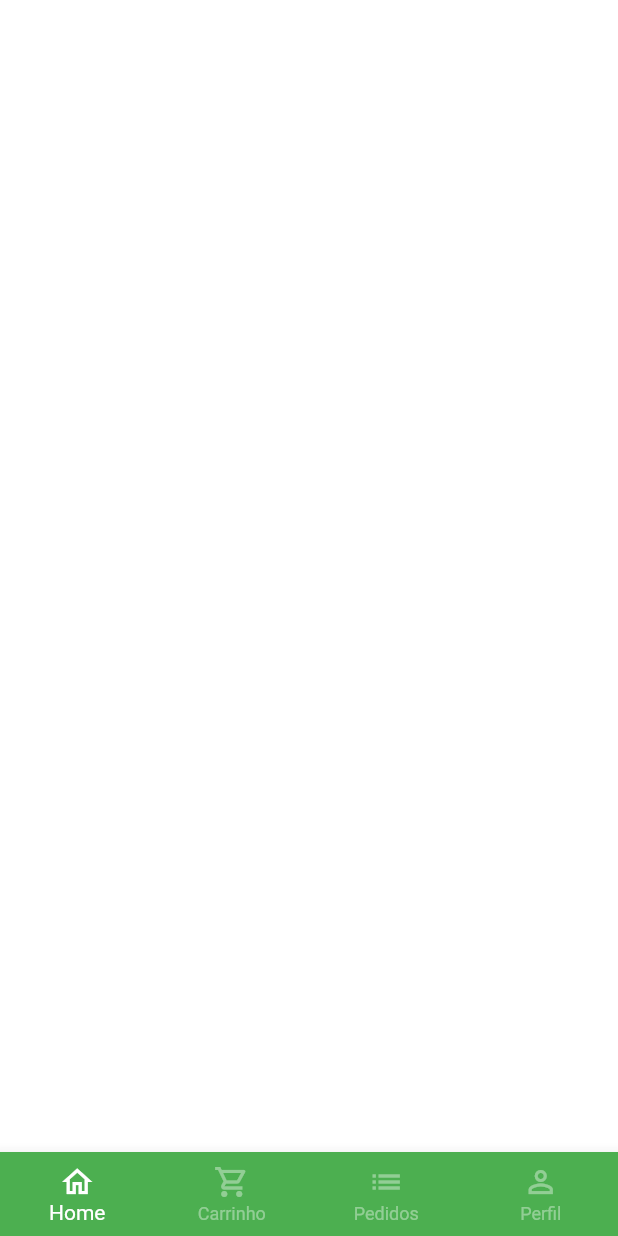
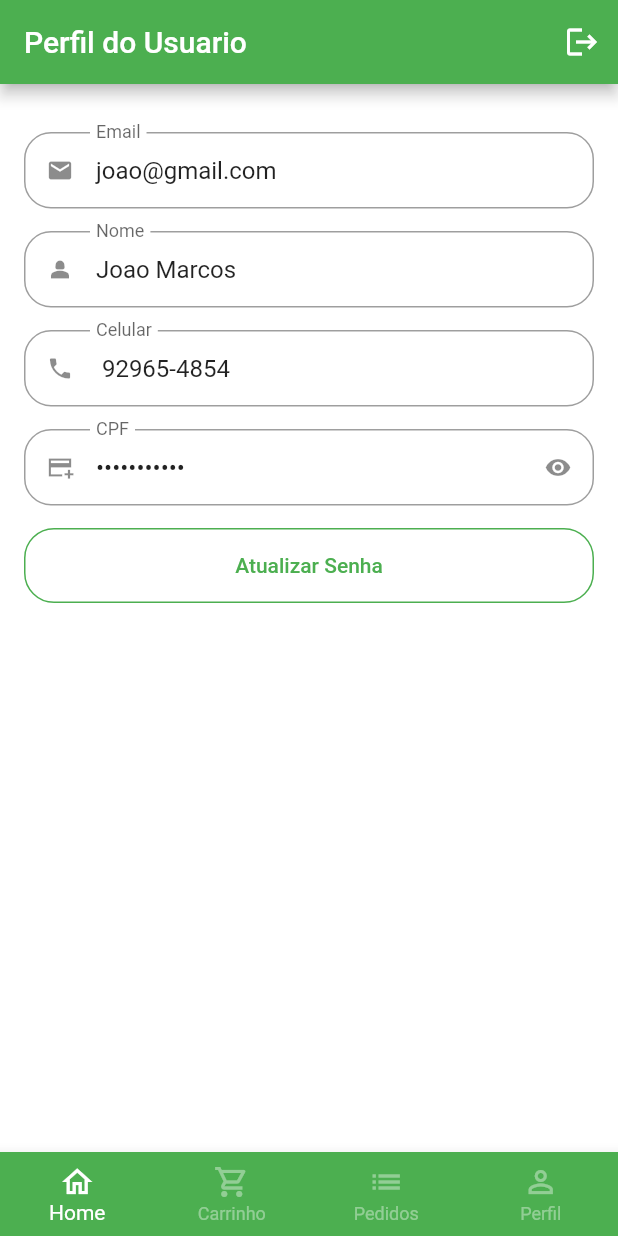
Before and after one commit to jauumgod/greengrocer_flutter, a Flutter app: the BaseScreen screen opened directly, swiped to page 4, on a phone screen of 412 x 824 dp. Run offline on Flutter 3.47's test engine with Material 2 defaults, Android fonts, the phone set to English and light mode, and no system bars; our stand-ins replace animated_text_kit, mask_text_input_formatter.

Commit message:
add more UIX

```diff
--- /dev/null
+++ b/lib/src/models/user_model.dart
@@ -0,0 +1,16 @@
+class UserModel {
+  String nome, email, celular, cpf, senha;
+
+  UserModel({required this.nome,
+    required this.email,
+    required this.celular,
+    required this.cpf,
+    required this.senha
+  });
+}
+
+UserModel user = UserModel(nome: 'Joao Marcos',
+                          email: 'joao@gmail.com',
+                          celular:' 92965-4854',
+                          cpf: '96596421522',
+                          senha: '');
--- a/lib/src/pages/auth/components/custom_text_field.dart
+++ b/lib/src/pages/auth/components/custom_text_field.dart
@@ -6,6 +6,8 @@ class CustomTextField extends StatefulWidget {
   final String label;
   final bool isSecret;
   final List<TextInputFormatter>? inputFormatters;
+  final String? initalValue;
+  final bool readOnly;
 
   const CustomTextField({
     Key? key,
@@ -13,6 +15,8 @@ class CustomTextField extends StatefulWidget {
     required this.label,
     this.isSecret = false,
     this.inputFormatters,
+    this.initalValue,
+    this.readOnly = false,
   }) : super(key: key);
 
   @override
@@ -24,7 +28,6 @@ class _CustomTextFieldState extends State<CustomTextField> {
 
   @override
   void initState() {
-    // TODO: implement initState
     super.initState();
     isObscure = widget.isSecret;
   }
@@ -34,6 +37,8 @@ class _CustomTextFieldState extends State<CustomTextField> {
     return Padding(
       padding: const EdgeInsets.only(bottom: 15),
       child: TextFormField(
+        readOnly: widget.readOnly,
+        initialValue: widget.initalValue,
         inputFormatters: widget.inputFormatters,
         obscureText: isObscure,
         decoration: InputDecoration(
--- a/lib/src/pages/base/base_screen.dart
+++ b/lib/src/pages/base/base_screen.dart
@@ -1,5 +1,7 @@
 import 'package:flutter/material.dart';
 import 'package:greengrocer/src/pages/cart/cart_tab.dart';
+import 'package:greengrocer/src/pages/orders/orders_tab.dart';
+import 'package:greengrocer/src/pages/profile/profile_tab.dart';
 
 import '../home/home_tab.dart';
 
@@ -22,14 +24,9 @@ class _BaseScreenState extends State<BaseScreen> {
         controller: pageController,
         children: [
             const HomeTab(),
-            CartTab(),
-
-          Container(
-            color: Colors.white70,
-          ),
-          Container(
-            color: Colors.white,
-          ),
+            const CartTab(),
+            const OrdersTab(),
+            const ProfileTab()
         ],
       ),
       bottomNavigationBar: BottomNavigationBar(
--- /dev/null
+++ b/lib/src/pages/profile/profile_tab.dart
@@ -0,0 +1,157 @@
+import 'package:flutter/material.dart';
+import 'package:greengrocer/src/models/user_model.dart' as userData;
+import 'package:greengrocer/src/pages/auth/components/custom_text_field.dart';
+import 'package:greengrocer/src/pages/auth/sign_in_screen.dart';
+import 'package:greengrocer/src/pages/home/home_tab.dart';
+
+class ProfileTab extends StatefulWidget {
+  const ProfileTab({super.key});
+
+  @override
+  State<ProfileTab> createState() => _ProfileTabState();
+}
+
+class _ProfileTabState extends State<ProfileTab> {
+  @override
+  Widget build(BuildContext context) {
+    return Scaffold(
+      appBar: AppBar(
+        title: const Text('Perfil do Usuario'),
+        actions: [
+          IconButton(
+            onPressed: () {
+              Navigator.of(context).push(
+                MaterialPageRoute(builder: (c) => SignScreen()),
+              );
+            },
+            icon: Icon(
+              Icons.logout,
+            ),
+          ),
+        ],
+      ),
+      body: ListView(
+        physics: const BouncingScrollPhysics(),
+        padding: const EdgeInsets.fromLTRB(16, 32, 16, 16),
+        children: [
+          //Email
+          CustomTextField(
+              readOnly: true,
+              initalValue: userData.user.email,
+              icon: Icons.email,
+              label: 'Email'),
+          //Nome
+          CustomTextField(
+              readOnly: true,
+              initalValue: userData.user.nome,
+              icon: Icons.person_2,
+              label: 'Nome'),
+          //Celular
+          CustomTextField(
+              readOnly: true,
+              initalValue: userData.user.celular,
+              icon: Icons.phone,
+              label: 'Celular'),
+          //CPF
+          CustomTextField(
+              readOnly: true,
+              initalValue: userData.user.cpf,
+              icon: Icons.add_card_sharp,
+              label: 'CPF',
+              isSecret: true),
+          //Senha
+          SizedBox(
+            height: 50,
+            child: OutlinedButton(
+                style: OutlinedButton.styleFrom(
+                    side: const BorderSide(
+                      color: Colors.green,
+                    ),
+                    shape: RoundedRectangleBorder(
+                      borderRadius: BorderRadius.circular(20),
+                    )),
+                onPressed: () {
+                  updatePassword();
+                },
+                child: const Text('Atualizar Senha')),
+          ),
+        ],
+      ),
+    );
+  }
+
+  Future<bool?> updatePassword() {
+    return showDialog(
+        context: context,
+        builder: (context) {
+          return Dialog(
+            shape:
+                RoundedRectangleBorder(borderRadius: BorderRadius.circular(20)),
+            child: Stack(
+              children: [
+                Padding(
+                  padding: const EdgeInsets.all(16),
+                  child: Column(
+                    crossAxisAlignment: CrossAxisAlignment.stretch,
+                    mainAxisSize: MainAxisSize.min,
+                    children: [
+                      //TITULO
+                      Padding(
+                        padding: const EdgeInsets.symmetric(
+                          vertical: 12,
+                        ),
+                        child: Text(
+                          'Atualização de Senha',
+                          textAlign: TextAlign.center,
+                          style: TextStyle(
+                            fontSize: 18,
+                            fontWeight: FontWeight.bold,
+                          ),
+                        ),
+                      ),
+                      //senha atual
+                      CustomTextField(
+                        icon: Icons.lock,
+                        label: 'Senha atual',
+                        isSecret: true,
+                      ),
+                      //nova senha
+                      CustomTextField(
+                        icon: Icons.lock_outline,
+                        label: 'Nova senha',
+                        isSecret: true,
+                      ),
+                      //confirma senha
+                      CustomTextField(
+                        icon: Icons.lock_outline,
+                        label: 'Confirmar nova senha',
+                        isSecret: true,
+                      ),
+                      //botao de confirmação
+                      SizedBox(
+                          child: ElevatedButton(
+                              style: ElevatedButton.styleFrom(
+                                  shape: RoundedRectangleBorder(
+                                borderRadius: BorderRadius.circular(20),
+                              )),
+                              onPressed: () {},
+                              child: Text('Atualizar')))
+                    ],
+                  ),
+                ),
+                Positioned(
+                  top: 5,
+                  right: 5,
+                  child: IconButton(
+                    onPressed: () {
+                      Navigator.of(context).pop();
+                    },
+                    icon: Icon(Icons.close),
+                  ),
+                ),
+              ],
+            ),
+          );
+        });
+  }
+}
```
Also changed, not shown: lib/src/config/appdata.dart (+25 -0 lines), lib/src/models/cart_item_model.dart (added, +10 -0 lines), lib/src/models/order_model.dart (added, +19 -0 lines), lib/src/pages/cart/cart_tab.dart (+79 -12 lines), lib/src/pages/cart/components/cart_tile.dart (added, +69 -0 lines), lib/src/pages/common_widgets/quantity_widget.dart (+10 -4 lines), lib/src/pages/orders/components/order_tile.dart (added, +37 -0 lines), lib/src/pages/orders/orders_tab.dart (added, +23 -0 lines), lib/src/services/utils_services.dart (+8 -0 lines).
